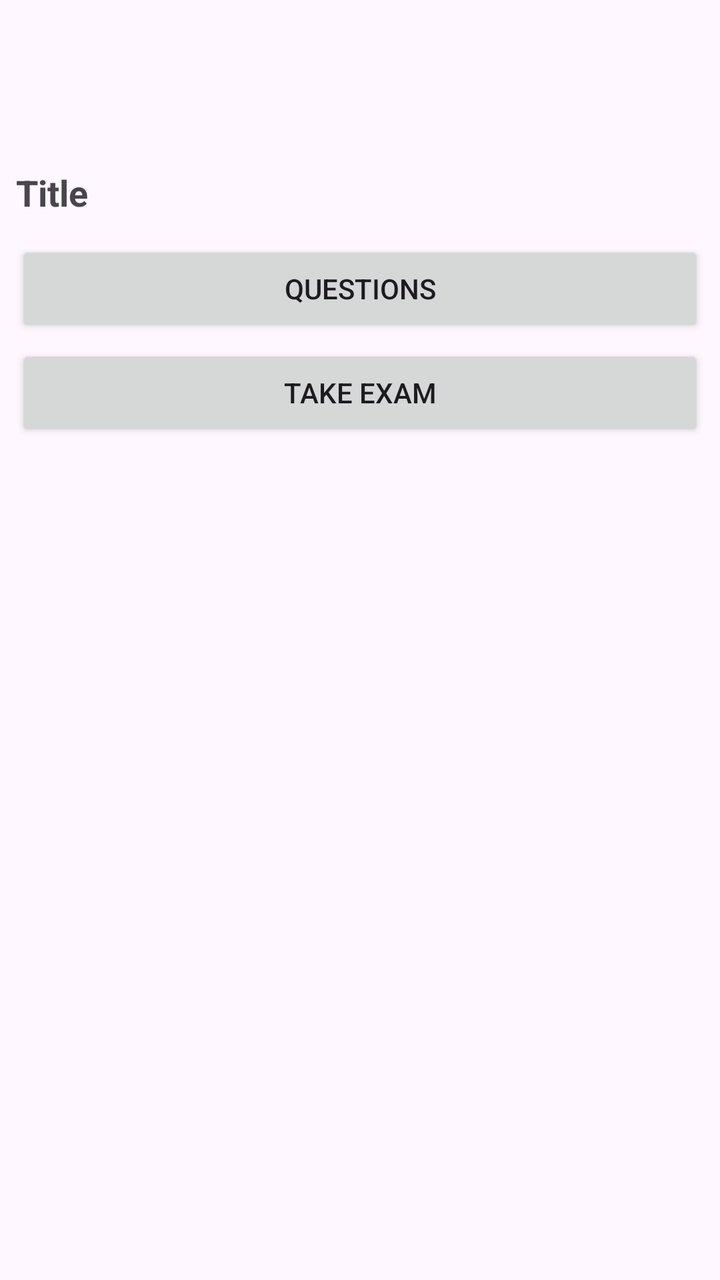
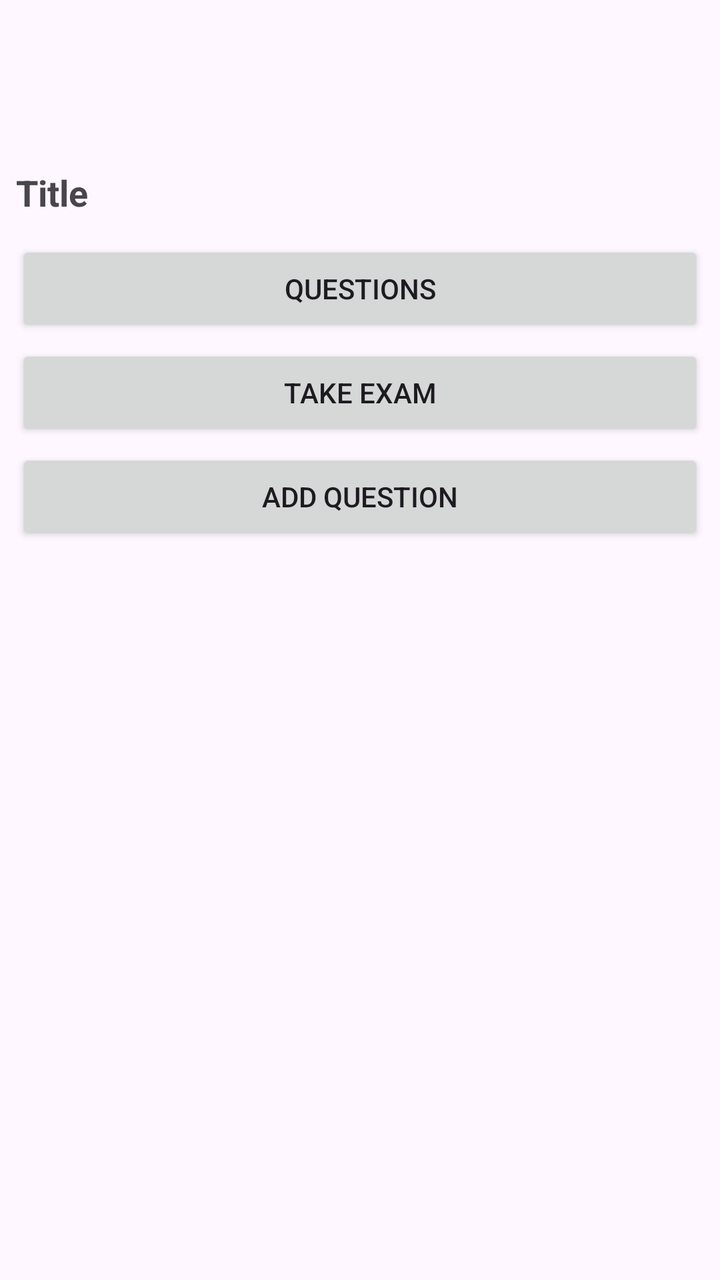

Before-and-after screenshots of an Android layout around one commit, followed by the original layout XML and the change that was made.
<!-- AndroidManifest.xml: application theme AppTheme -->
<!-- res/layout/activity_view_exam.xml -->
<?xml version="1.0" encoding="utf-8"?>
<LinearLayout xmlns:android="http://schemas.android.com/apk/res/android"
    xmlns:app="http://schemas.android.com/apk/res-auto"
    xmlns:tools="http://schemas.android.com/tools"
    android:id="@+id/main"
    android:layout_width="match_parent"
    android:layout_height="match_parent"
    tools:context=".ui.sets.ViewFlashcardSetActivity"
    android:orientation="vertical"
    >

    <include layout="@layout/common_toolbar"
        android:id="@+id/toolbarIncl" />


    <LinearLayout
        android:layout_width="match_parent"
        android:layout_height="wrap_content"
        android:layout_margin="8dp"
        android:orientation="vertical"
        >

        <TextView
            android:id="@+id/examTitle"
            android:layout_width="match_parent"
            android:layout_height="wrap_content"
            android:layout_marginVertical="12dp"
            android:text="@string/title"
            android:textSize="18sp"
            android:textStyle="bold"
            />

        <Button
            android:id="@+id/questionsButton"
            android:layout_width="match_parent"
            android:layout_height="wrap_content"
            android:text="@string/questions"
            android:layout_marginBottom="4dp"
            />

        <Button
            android:id="@+id/takeExamButton"
            android:layout_width="match_parent"
            android:layout_height="wrap_content"
            android:text="@string/take_test"
            android:layout_marginBottom="4dp"
            />

    </LinearLayout>

    <LinearLayout
        android:id="@+id/questionLayout"
        android:layout_width="match_parent"
        android:layout_height="wrap_content"
        android:layout_margin="8dp"
        android:orientation="vertical"
        app:layout_scrollFlags="snap"
        />

</LinearLayout>
<!-- res/layout/common_toolbar.xml (included above) -->
<?xml version="1.0" encoding="utf-8"?>
<androidx.appcompat.widget.Toolbar
    xmlns:android="http://schemas.android.com/apk/res/android"
    xmlns:app="http://schemas.android.com/apk/res-auto"
    android:id="@+id/toolbar"
    android:layout_width="match_parent"
    android:layout_height="?attr/actionBarSize"
    android:elevation="4dp"
    android:theme="@style/AppTheme"
    android:background="@color/md_theme_surface"
    app:layout_constraintEnd_toEndOf="parent"
    app:layout_constraintStart_toStartOf="parent"
    app:layout_constraintTop_toTopOf="parent"
    />
<!-- resources referenced by this layout -->
<resources>
  <color name="md_theme_surface">#FEF7FF</color>
  <string name="questions">Questions</string>
  <string name="take_test">Take Exam</string>
  <string name="title">Title</string>
  <color name="md_theme_primary">#66558E</color>
  <color name="md_theme_onPrimary">#FFFFFF</color>
  <color name="md_theme_primaryContainer">#E9DDFF</color>
  <color name="md_theme_onPrimaryContainer">#210F47</color>
  <color name="md_theme_secondary">#625B70</color>
  <color name="md_theme_onSecondary">#FFFFFF</color>
  <color name="md_theme_secondaryContainer">#E8DEF8</color>
  <color name="md_theme_onSecondaryContainer">#1E192B</color>
  <color name="md_theme_tertiary">#7E525F</color>
  <color name="md_theme_onTertiary">#FFFFFF</color>
  <color name="md_theme_tertiaryContainer">#FFD9E2</color>
  <color name="md_theme_onTertiaryContainer">#31101C</color>
  <color name="md_theme_error">#BA1A1A</color>
  <color name="md_theme_onError">#FFFFFF</color>
  <color name="md_theme_errorContainer">#FFDAD6</color>
  <color name="md_theme_onErrorContainer">#410002</color>
  <color name="md_theme_background">#FEF7FF</color>
  <color name="md_theme_onBackground">#1D1B20</color>
  <color name="md_theme_onSurface">#1D1B20</color>
  <color name="md_theme_surfaceVariant">#E7E0EB</color>
  <color name="md_theme_onSurfaceVariant">#49454E</color>
  <color name="md_theme_outline">#7A757F</color>
  <color name="md_theme_outlineVariant">#CAC4CF</color>
  <color name="md_theme_inverseSurface">#322F35</color>
  <color name="md_theme_inverseOnSurface">#F5EFF7</color>
  <color name="md_theme_inversePrimary">#D0BCFE</color>
  <color name="md_theme_primaryFixed">#E9DDFF</color>
  <color name="md_theme_onPrimaryFixed">#210F47</color>
  <color name="md_theme_primaryFixedDim">#D0BCFE</color>
  <color name="md_theme_onPrimaryFixedVariant">#4E3D75</color>
  <color name="md_theme_secondaryFixed">#E8DEF8</color>
  <color name="md_theme_onSecondaryFixed">#1E192B</color>
  <color name="md_theme_secondaryFixedDim">#CCC2DB</color>
  <color name="md_theme_onSecondaryFixedVariant">#4A4458</color>
  <color name="md_theme_tertiaryFixed">#FFD9E2</color>
  <color name="md_theme_onTertiaryFixed">#31101C</color>
  <color name="md_theme_tertiaryFixedDim">#F0B8C7</color>
  <color name="md_theme_onTertiaryFixedVariant">#633B47</color>
  <color name="md_theme_surfaceDim">#DED8E0</color>
  <color name="md_theme_surfaceBright">#FEF7FF</color>
  <color name="md_theme_surfaceContainerLowest">#FFFFFF</color>
  <color name="md_theme_surfaceContainerLow">#F8F1FA</color>
  <color name="md_theme_surfaceContainer">#F2ECF4</color>
  <color name="md_theme_surfaceContainerHigh">#ECE6EE</color>
  <color name="md_theme_surfaceContainerHighest">#E6E0E8</color>
  <!-- unchanged entries left out for length: 1 -->
</resources>

<!-- the commit's change to res/layout/activity_view_exam.xml (unified diff, before → after) -->
@@ -46,6 +46,14 @@
             android:layout_marginBottom="4dp"
             />
 
+        <Button
+            android:id="@+id/addQuestionButton"
+            android:layout_width="match_parent"
+            android:layout_height="wrap_content"
+            android:text="@string/add_question"
+            android:layout_marginBottom="4dp"
+            />
+
     </LinearLayout>
 
     <LinearLayout
<!-- resource entries referenced after the edit -->
@@ -1,6 +1,7 @@
 <!-- resources referenced by this layout -->
 <resources>
   <color name="md_theme_surface">#FEF7FF</color>
+  <string name="add_question">Add Question</string>
   <string name="questions">Questions</string>
   <string name="take_test">Take Exam</string>
   <string name="title">Title</string>
